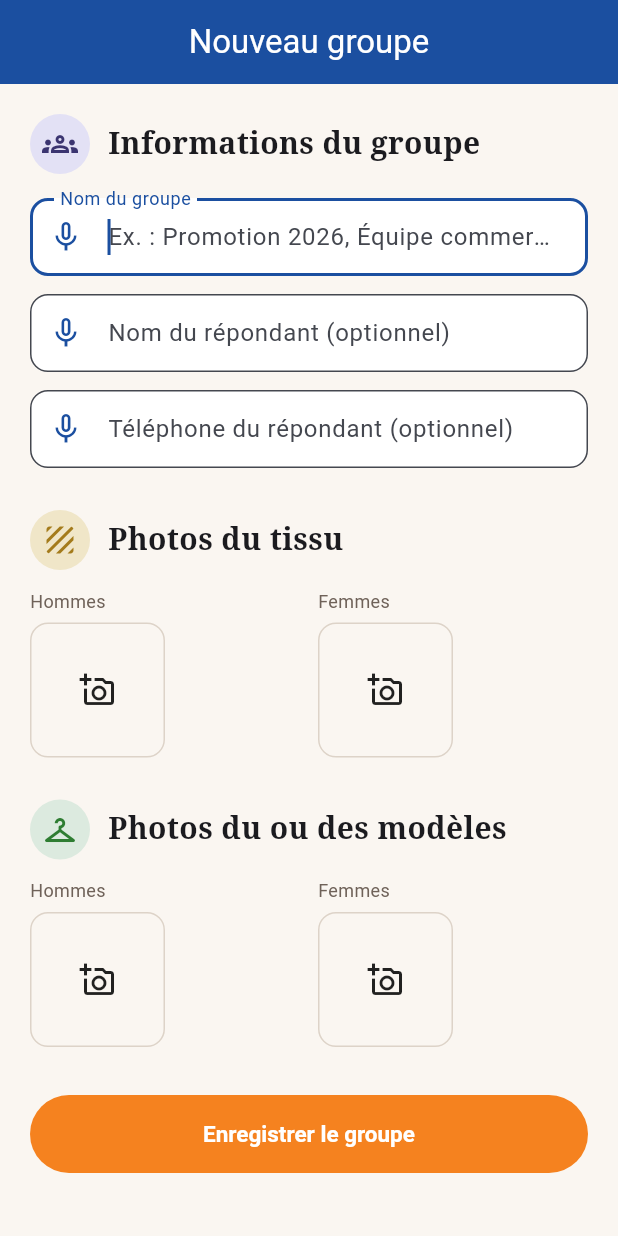
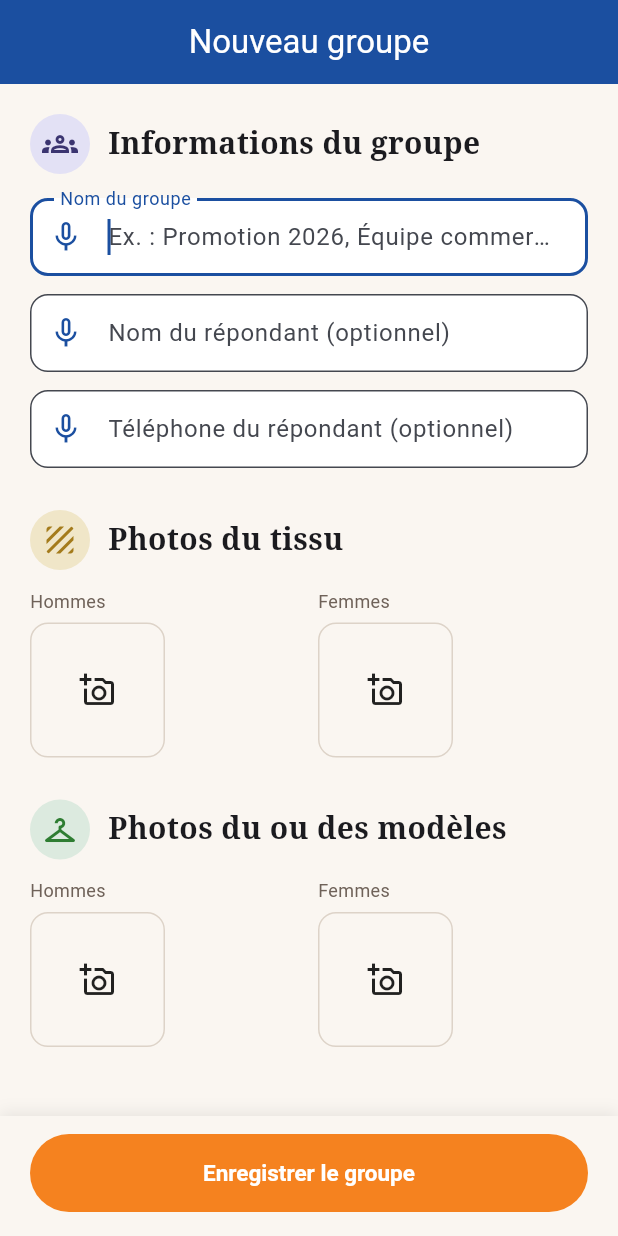
Before and after one commit to ouattaradanou-debug/forevercare-ai, a Flutter app: the EcranNouveauGroupe screen opened by its route, on a phone screen of 412 x 824 dp. Run offline on Flutter 3.47's test engine with Material 3 defaults, Android fonts, the phone set to English and light mode, and no system bars; our stand-ins replace audioplayers, cached_network_image, connectivity_plus, drift, flutter_image_compress, flutter_local_notifications and 14 more; missing offline and left inert: record; accounts and stored records are empty; generated files the repository leaves out were written again.

Commit message:
Ancre les boutons "Enregistrer" de Nouveau groupe/membre en bas d'écran
Remplace le bouton flottant (Positioned au-dessus du contenu défilant)
par une barre fixée via bottomNavigationBar, vraiment ancrée au bas de
l'écran plutôt que superposée au formulaire avec des marges.

Co-Authored-By: Claude Sonnet 5 <noreply@anthropic.com>
Claude-Session: https://claude.ai/code/session_01HPRTXPCgGzxUX9YW2QHUsa

```diff
--- a/atelier_plus/lib/features/uniformes/presentation/ecran_nouveau_groupe.dart
+++ b/atelier_plus/lib/features/uniformes/presentation/ecran_nouveau_groupe.dart
@@ -233,10 +233,9 @@ class _EcranNouveauGroupeState extends ConsumerState<EcranNouveauGroupe> {
         elevation: 0,
       ),
       body: SafeArea(
-        child: Stack(
-          children: [
-            SingleChildScrollView(
-              padding: const EdgeInsets.fromLTRB(20, 20, 20, 100),
+        bottom: false,
+        child: SingleChildScrollView(
+          padding: const EdgeInsets.fromLTRB(20, 20, 20, 20),
           child: Column(
                 crossAxisAlignment: CrossAxisAlignment.stretch,
                 children: [
@@ -331,10 +330,15 @@ class _EcranNouveauGroupeState extends ConsumerState<EcranNouveauGroupe> {
                 ],
               ),
         ),
-            Positioned(
-              left: 20,
-              right: 20,
-              bottom: 16,
+      ),
+      bottomNavigationBar: SafeArea(
+        top: false,
+        child: Container(
+          padding: const EdgeInsets.fromLTRB(20, 12, 20, 16),
+          decoration: const BoxDecoration(
+            color: Color(0xFFFAF6F1),
+            boxShadow: [BoxShadow(color: Color(0x14000000), blurRadius: 8, offset: Offset(0, -2))],
+          ),
           child: FilledButton(
             onPressed: enCours ? null : _terminer,
             style: FilledButton.styleFrom(
@@ -351,8 +355,6 @@ class _EcranNouveauGroupeState extends ConsumerState<EcranNouveauGroupe> {
                 : const Text('Enregistrer le groupe'),
           ),
         ),
-          ],
-        ),
       ),
     );
   }
```
Also changed, not shown: atelier_plus/lib/features/uniformes/presentation/ecran_nouveau_membre.dart (+12 -10 lines). Lines whose indentation alone changed are shown as unchanged.
